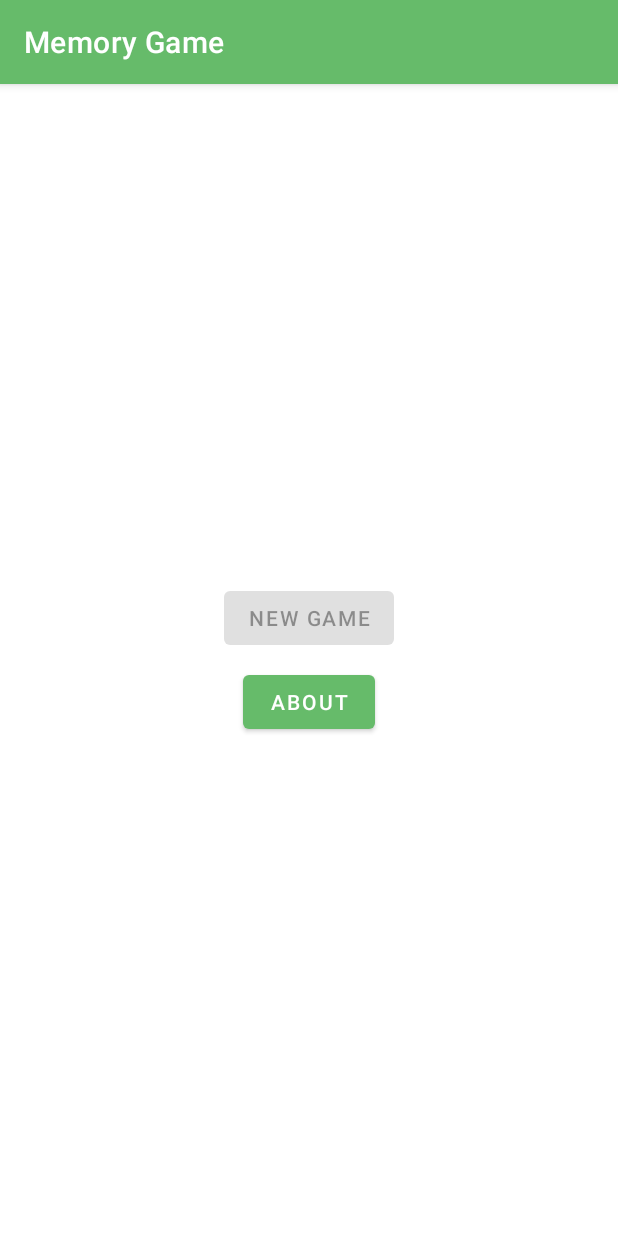
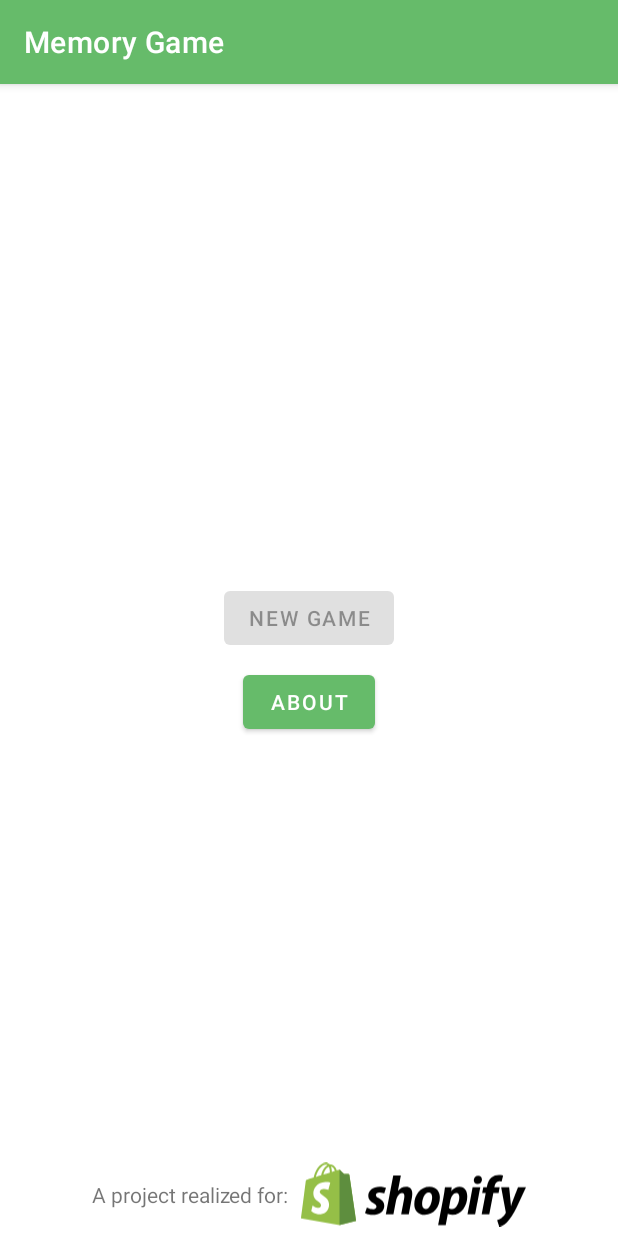
Before and after one commit to zaclimon/ShopifyChallenges, an Android app: the screen it shows after launch (MainActivity), after a tap on "DISMISS", on a phone screen of 412 x 824 dp. Run offline under Robolectric (Android 15) with nearby library versions, the phone set to English and light mode, and no system bars.

Commit message:
Add some branding and add content for the about button
Use this time the official Shopify logo.

```diff
--- a/app/src/main/java/com/example/memorygame/game/GameActivity.kt
+++ b/app/src/main/java/com/example/memorygame/game/GameActivity.kt
@@ -2,7 +2,6 @@ package com.example.memorygame.game
 
 import android.os.Bundle
 import android.os.Handler
-import android.view.View
 import android.widget.ImageView
 import android.widget.LinearLayout
 import androidx.appcompat.app.AlertDialog
@@ -13,7 +12,6 @@ import com.example.memorygame.R
 import com.example.memorygame.data.Card
 import com.example.memorygame.data.Product
 import com.example.memorygame.data.ProductUtils
-import com.google.android.material.bottomsheet.BottomSheetBehavior
 import kotlinx.android.synthetic.main.score_section.*
 import java.util.*
 
@@ -49,7 +47,7 @@ class GameActivity : AppCompatActivity() {
 
         // Return all the flipped cards as their "back" side
         for (view in views) {
-            view.setImageResource(R.drawable.ic_shopify)
+            view.setImageResource(R.drawable.ic_shopify_glyph)
         }
 
         // Initialize the listeners when pressing on a card
@@ -162,7 +160,7 @@ class GameActivity : AppCompatActivity() {
 
                 Handler().postDelayed({
                     // Set the card back to the Shopify logo when we don't have a good fit
-                    flippedCards.forEach { it.view.setImageResource(R.drawable.ic_shopify) }
+                    flippedCards.forEach { it.view.setImageResource(R.drawable.ic_shopify_glyph) }
                     flippedCards.clear()
                     isCardClickable = true
                 }, 500)
--- a/app/src/main/java/com/example/memorygame/main/MainActivity.kt
+++ b/app/src/main/java/com/example/memorygame/main/MainActivity.kt
@@ -8,6 +8,8 @@ import androidx.appcompat.app.AppCompatActivity
 import android.os.Bundle
 import android.view.View
 import android.widget.FrameLayout
+import androidx.appcompat.app.AlertDialog
+import com.example.memorygame.BuildConfig
 import com.example.memorygame.R
 import com.example.memorygame.data.ProductUtils
 import com.example.memorygame.game.GameActivity
@@ -26,6 +28,13 @@ class MainActivity : AppCompatActivity(), JsonDownloaderListener, ImageDownloade
         button_new_game.setOnClickListener {
             val intent = Intent(this, GameActivity()::class.java)
             startActivity(intent)
+        }
+
+        button_about.setOnClickListener {
+            AlertDialog.Builder(this)
+                .setTitle(R.string.about_text)
+                .setMessage(getString(R.string.about_dialog_text, BuildConfig.VERSION_NAME))
+                .show()
         }
 
         // Check if products.json is present so we can download the assets if necessary
--- /dev/null
+++ b/app/src/main/res/drawable/ic_shopify_logo.xml
@@ -0,0 +1,39 @@
+<vector xmlns:android="http://schemas.android.com/apk/res/android"
+    android:width="500dp"
+    android:height="142.8dp"
+    android:viewportWidth="500"
+    android:viewportHeight="142.8">
+  <path
+      android:pathData="M107.4,27.1c-0.1,-0.7 -0.7,-1.1 -1.2,-1.1c-0.5,0 -10.4,-0.2 -10.4,-0.2s-8.3,-8 -9.1,-8.9c-0.8,-0.8 -2.4,-0.6 -3,-0.4c0,0 -1.6,0.5 -4.2,1.3c-0.4,-1.4 -1.1,-3.1 -2,-4.9c-2.9,-5.6 -7.3,-8.6 -12.5,-8.6c0,0 0,0 0,0c-0.4,0 -0.7,0 -1.1,0.1c-0.2,-0.2 -0.3,-0.4 -0.5,-0.5c-2.3,-2.4 -5.2,-3.6 -8.7,-3.5c-6.7,0.2 -13.4,5.1 -18.9,13.7c-3.8,6.1 -6.7,13.7 -7.6,19.6c-7.7,2.4 -13.1,4.1 -13.3,4.1c-3.9,1.2 -4,1.3 -4.5,5C10.2,45.6 0,124.5 0,124.5l85.6,14.8l37.1,-9.2C122.6,130.1 107.5,27.8 107.4,27.1zM75.2,19.2c-2,0.6 -4.2,1.3 -6.6,2.1c0,-3.4 -0.5,-8.2 -2,-12.2C71.7,9.9 74.2,15.7 75.2,19.2zM64.1,22.6c-4.5,1.4 -9.4,2.9 -14.3,4.4c1.4,-5.3 4,-10.5 7.2,-14c1.2,-1.3 2.9,-2.7 4.8,-3.5C63.8,13.4 64.2,18.9 64.1,22.6zM54.9,4.9c1.6,0 2.9,0.3 4,1.1c-1.8,0.9 -3.6,2.3 -5.2,4.1c-4.3,4.6 -7.6,11.7 -8.9,18.6c-4.1,1.3 -8.1,2.5 -11.7,3.6C35.5,21.4 44.6,5.2 54.9,4.9z"
+      android:fillColor="#95BF47"/>
+  <path
+      android:pathData="M106.2,26c-0.5,0 -10.4,-0.2 -10.4,-0.2s-8.3,-8 -9.1,-8.9c-0.3,-0.3 -0.7,-0.5 -1.1,-0.5l0,122.9l37.1,-9.2c0,0 -15.1,-102.3 -15.2,-103C107.3,26.4 106.7,26 106.2,26z"
+      android:fillColor="#5E8E3E"/>
+  <path
+      android:pathData="M65,45.1l-4.3,16.1c0,0 -4.8,-2.2 -10.5,-1.8c-8.4,0.5 -8.4,5.8 -8.4,7.1c0.5,7.2 19.4,8.8 20.5,25.7c0.8,13.3 -7,22.4 -18.4,23.1C30.3,116 22.8,108 22.8,108l2.9,-12.3c0,0 7.6,5.7 13.6,5.3c3.9,-0.2 5.4,-3.5 5.2,-5.7c-0.6,-9.4 -16,-8.8 -17,-24.3C26.7,58 35.2,44.9 54,43.7C61.3,43.2 65,45.1 65,45.1z"
+      android:fillColor="#FFFFFF"/>
+  <path
+      android:fillColor="#FF000000"
+      android:pathData="M172.9,79.4c-4.3,-2.3 -6.5,-4.3 -6.5,-7c0,-3.4 3.1,-5.6 7.9,-5.6c5.6,0 10.6,2.3 10.6,2.3l3.9,-12c0,0 -3.6,-2.8 -14.2,-2.8c-14.8,0 -25.1,8.5 -25.1,20.4c0,6.8 4.8,11.9 11.2,15.6c5.2,2.9 7,5 7,8.1c0,3.2 -2.6,5.8 -7.4,5.8c-7.1,0 -13.9,-3.7 -13.9,-3.7l-4.2,12c0,0 6.2,4.2 16.7,4.2c15.2,0 26.2,-7.5 26.2,-21C185,88.4 179.5,83.2 172.9,79.4z"/>
+  <path
+      android:fillColor="#FF000000"
+      android:pathData="M233.5,54.1c-7.5,0 -13.4,3.6 -17.9,9l-0.2,-0.1l6.5,-34h-16.9l-16.5,86.6h16.9l5.6,-29.6c2.2,-11.2 8,-18.1 13.4,-18.1c3.8,0 5.3,2.6 5.3,6.3c0,2.3 -0.2,5.2 -0.7,7.5l-6.4,33.9h16.9l6.6,-35c0.7,-3.7 1.2,-8.1 1.2,-11.1C247.4,59.9 242.4,54.1 233.5,54.1z"/>
+  <path
+      android:fillColor="#FF000000"
+      android:pathData="M285.7,54.1c-20.4,0 -33.9,18.4 -33.9,38.9c0,13.1 8.1,23.7 23.3,23.7c20,0 33.5,-17.9 33.5,-38.9C308.7,65.7 301.6,54.1 285.7,54.1zM277.4,103.8c-5.8,0 -8.2,-4.9 -8.2,-11.1c0,-9.7 5,-25.5 14.2,-25.5c6,0 8,5.2 8,10.2C291.4,87.8 286.3,103.8 277.4,103.8z"/>
+  <path
+      android:fillColor="#FF000000"
+      android:pathData="M352,54.1c-11.4,0 -17.9,10.1 -17.9,10.1h-0.2l1,-9.1h-15c-0.7,6.1 -2.1,15.5 -3.4,22.5l-11.8,62h16.9l4.7,-25.1h0.4c0,0 3.5,2.2 9.9,2.2c19.9,0 32.9,-20.4 32.9,-41C369.5,64.3 364.4,54.1 352,54.1zM335.8,104c-4.4,0 -7,-2.5 -7,-2.5l2.8,-15.8c2,-10.6 7.5,-17.6 13.4,-17.6c5.2,0 6.8,4.8 6.8,9.3C351.8,88.4 345.3,104 335.8,104z"/>
+  <path
+      android:fillColor="#FF000000"
+      android:pathData="M393.7,29.8c-5.4,0 -9.7,4.3 -9.7,9.8c0,5 3.2,8.5 8,8.5h0.2c5.3,0 9.8,-3.6 9.9,-9.8C402.1,33.4 398.8,29.8 393.7,29.8z"/>
+  <path
+      android:fillColor="#FF000000"
+      android:pathData="M370,115.5l16.9,0l11.5,-60l-17,0z"/>
+  <path
+      android:fillColor="#FF000000"
+      android:pathData="M441.5,55.4h-11.8l0.6,-2.8c1,-5.8 4.4,-10.9 10.1,-10.9c3,0 5.4,0.9 5.4,0.9l3.3,-13.3c0,0 -2.9,-1.5 -9.2,-1.5c-6,0 -12,1.7 -16.6,5.6c-5.8,4.9 -8.5,12 -9.8,19.2l-0.5,2.8h-7.9l-2.5,12.8h7.9l-9,47.4h16.9l9,-47.4h11.7L441.5,55.4z"/>
+  <path
+      android:fillColor="#FF000000"
+      android:pathData="M482.3,55.5c0,0 -10.6,26.7 -15.3,41.3h-0.2c-0.3,-4.7 -4.2,-41.3 -4.2,-41.3h-17.8l10.2,55.1c0.2,1.2 0.1,2 -0.4,2.8c-2,3.8 -5.3,7.5 -9.2,10.2c-3.2,2.3 -6.8,3.8 -9.6,4.8l4.7,14.4c3.4,-0.7 10.6,-3.6 16.6,-9.2c7.7,-7.2 14.9,-18.4 22.2,-33.6L500,55.5H482.3z"/>
+</vector>
--- a/app/src/main/res/layout/activity_main.xml
+++ b/app/src/main/res/layout/activity_main.xml
@@ -1,8 +1,7 @@
 <?xml version="1.0" encoding="utf-8"?>
-<androidx.constraintlayout.widget.ConstraintLayout
-    xmlns:android="http://schemas.android.com/apk/res/android"
+<androidx.constraintlayout.widget.ConstraintLayout xmlns:android="http://schemas.android.com/apk/res/android"
+    xmlns:app="http://schemas.android.com/apk/res-auto"
     xmlns:tools="http://schemas.android.com/tools"
-    xmlns:app="http://schemas.android.com/apk/res-auto"
     android:layout_width="match_parent"
     android:layout_height="match_parent"
     tools:context=".main.MainActivity">
@@ -17,7 +16,7 @@
             android:layout_width="match_parent"
             android:layout_height="?android:attr/actionBarSize"
             app:title="@string/app_name"
-            app:titleTextColor="@color/white"/>
+            app:titleTextColor="@color/white" />
 
     </com.google.android.material.appbar.AppBarLayout>
 
@@ -35,11 +34,33 @@
         android:id="@+id/button_about"
         android:layout_width="wrap_content"
         android:layout_height="wrap_content"
-        android:text="@string/about"
         android:layout_marginTop="8dp"
+        android:text="@string/about_text"
         app:layout_constraintEnd_toEndOf="parent"
         app:layout_constraintStart_toStartOf="parent"
         app:layout_constraintTop_toBottomOf="@+id/button_new_game" />
 
+    <com.google.android.material.textview.MaterialTextView
+        android:id="@+id/materialTextView"
+        android:layout_width="wrap_content"
+        android:layout_height="wrap_content"
+        android:text="@string/realized_for_text"
+        android:layout_marginEnd="8dp"
+        app:layout_constraintBottom_toBottomOf="parent"
+        app:layout_constraintEnd_toStartOf="@+id/imageview_shopify_logo"
+        app:layout_constraintHorizontal_bias="0.5"
+        app:layout_constraintStart_toStartOf="parent"
+        app:layout_constraintTop_toTopOf="@+id/imageview_shopify_logo"
+        app:layout_constraintHorizontal_chainStyle="packed" />
+
+    <ImageView
+        android:id="@+id/imageview_shopify_logo"
+        android:layout_width="150dp"
+        android:layout_height="55dp"
+        android:src="@drawable/ic_shopify_logo"
+        app:layout_constraintBottom_toBottomOf="parent"
+        app:layout_constraintEnd_toEndOf="parent"
+        app:layout_constraintHorizontal_bias="0.5"
+        app:layout_constraintStart_toEndOf="@+id/materialTextView" />
 
 </androidx.constraintlayout.widget.ConstraintLayout>
--- a/app/src/main/res/layout/game_card.xml
+++ b/app/src/main/res/layout/game_card.xml
@@ -8,6 +8,6 @@
     <ImageView
         android:layout_width="80dp"
         android:layout_height="80dp"
-        android:src="@drawable/ic_shopify"/>
+        android:src="@drawable/ic_shopify_glyph"/>
 
 </LinearLayout>
--- a/app/src/main/res/values/strings.xml
+++ b/app/src/main/res/values/strings.xml
@@ -1,6 +1,7 @@
 <resources>
     <string name="app_name">Memory Game</string>
-    <string name="about">About</string>
+    <string name="about_text">About</string>
+    <string name="about_dialog_text">Version: %s\nMade by: Isaac Pateau</string>
     <string name="cancel_text">Cancel</string>
     <string name="congratulations_dialog_text">You just won the game! Pull the score tab to get some stats.</string>
     <string name="congratulations_dialog_title">Congratulations! 🎉</string>
@@ -13,6 +14,7 @@
     <string name="exit_dialog_text">You will lose all your progress if you exit now!</string>
     <string name="new_game">New Game</string>
     <string name="ok_text">OK</string>
+    <string name="realized_for_text">A project realized for:</string>
     <string name="regular_game">Regular Game</string>
     <string name="reset">Reset</string>
     <string name="score_text">Score: %1$d/%2$d</string>
```
Also changed, not shown: app/src/main/res/drawable/ic_shopify_glyph.xml (renamed from app/src/main/res/drawable/ic_shopify.xml).
